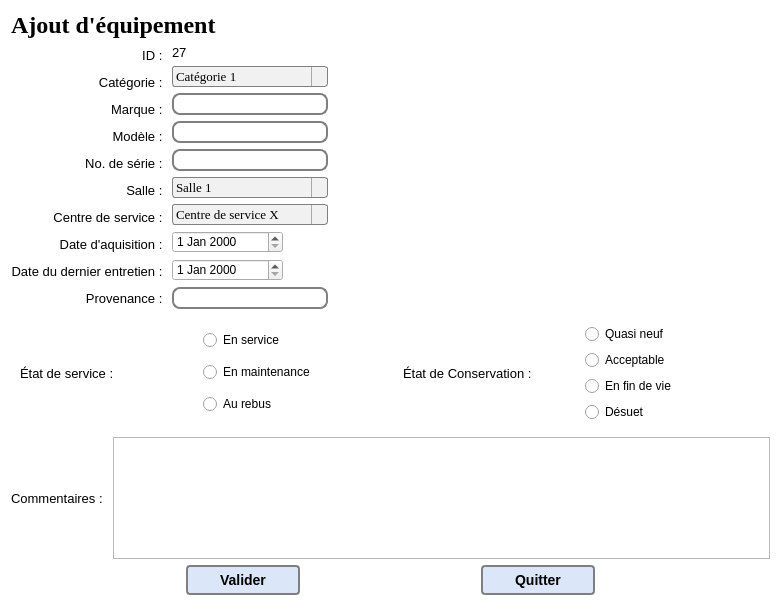
This is Apprentissage Python/exercices/Hatim/Accueil/AjoutEquipement.ui in ProjetPC2/SIMM-2.0 as Qt 5 draws it before an edit. The edited form follows.
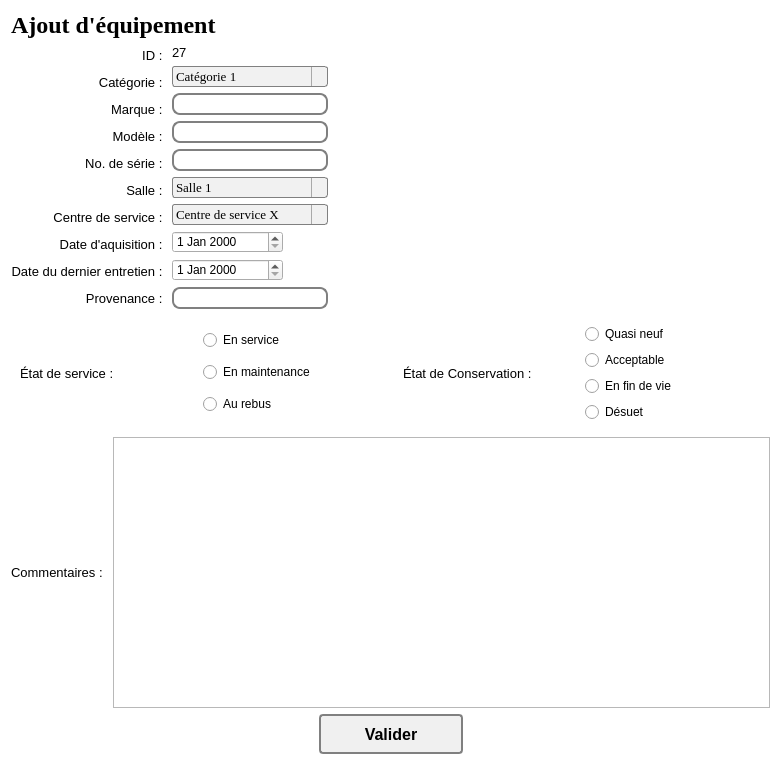
This is the edited form. Icons and pictures are not drawn.

```diff
--- a/Apprentissage Python/exercices/Hatim/Accueil/AjoutEquipement.ui
+++ b/Apprentissage Python/exercices/Hatim/Accueil/AjoutEquipement.ui
@@ -7,7 +7,7 @@
     <x>0</x>
     <y>0</y>
     <width>781</width>
-    <height>606</height>
+    <height>765</height>
    </rect>
   </property>
   <property name="windowTitle">
@@ -33,19 +33,19 @@
 
 QPushButton {
 color: black;
-background-color: rgb(219, 231, 248);
+background-color: rgb(240, 240, 240);
 border-width: 2px;
 border-color: grey;
 border-style: solid;
 border-radius: 4px;
 padding: 3px;
-font: bold 14px;
+font: bold 16px;
 padding-left: 5px;
 padding-right: 5px;
-min-width: 100px;
+min-width: 130px;
 max-width:150px;
-min-height: 20px;
-max-height: 20px;
+min-height: 30px;
+max-height: 30px;
 }
 
 QPushButton:hover {
@@ -569,7 +569,15 @@
       </spacer>
      </item>
      <item>
-      <widget class="QPushButton" name="pushButton_2">
+      <widget class="QPushButton" name="boutonValider">
+       <property name="font">
+        <font>
+         <pointsize>-1</pointsize>
+         <weight>75</weight>
+         <italic>false</italic>
+         <bold>true</bold>
+        </font>
+       </property>
        <property name="text">
         <string>Valider</string>
        </property>
@@ -588,26 +596,6 @@
        </property>
       </spacer>
      </item>
-     <item>
-      <widget class="QPushButton" name="pushButton">
-       <property name="text">
-        <string>Quitter</string>
-       </property>
-      </widget>
-     </item>
-     <item>
-      <spacer name="horizontalSpacer_3">
-       <property name="orientation">
-        <enum>Qt::Horizontal</enum>
-       </property>
-       <property name="sizeHint" stdset="0">
-        <size>
-         <width>40</width>
-         <height>20</height>
-        </size>
-       </property>
-      </spacer>
-     </item>
     </layout>
    </item>
    <item row="3" column="0" colspan="2">
```
Left out of the diff: 52 changed lines with no effect on the pictures.
